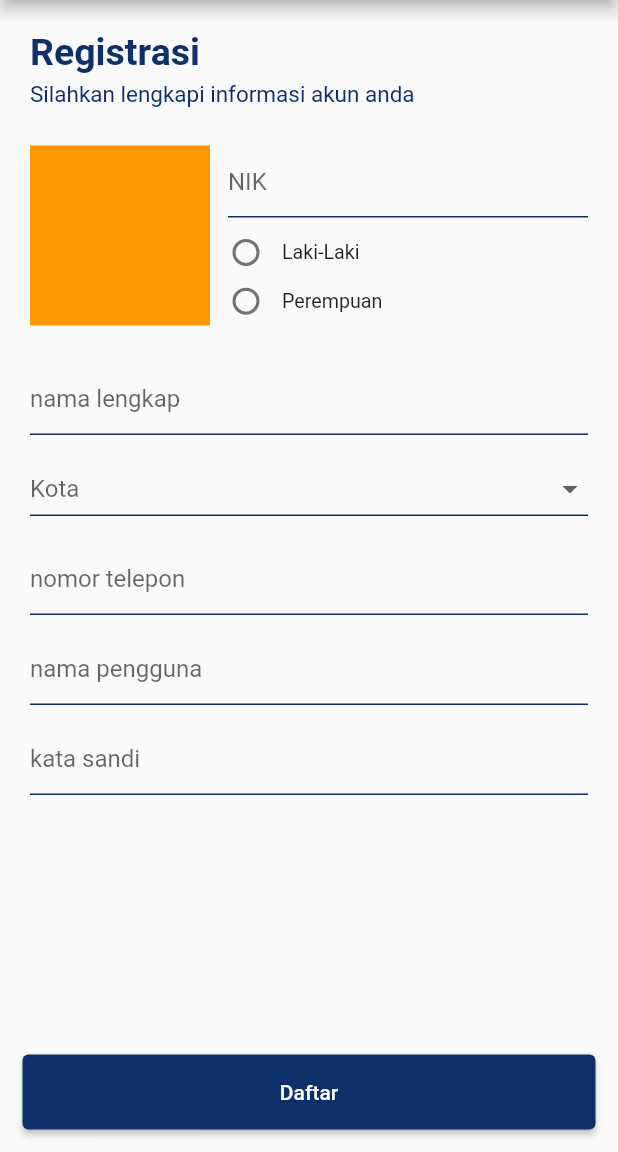
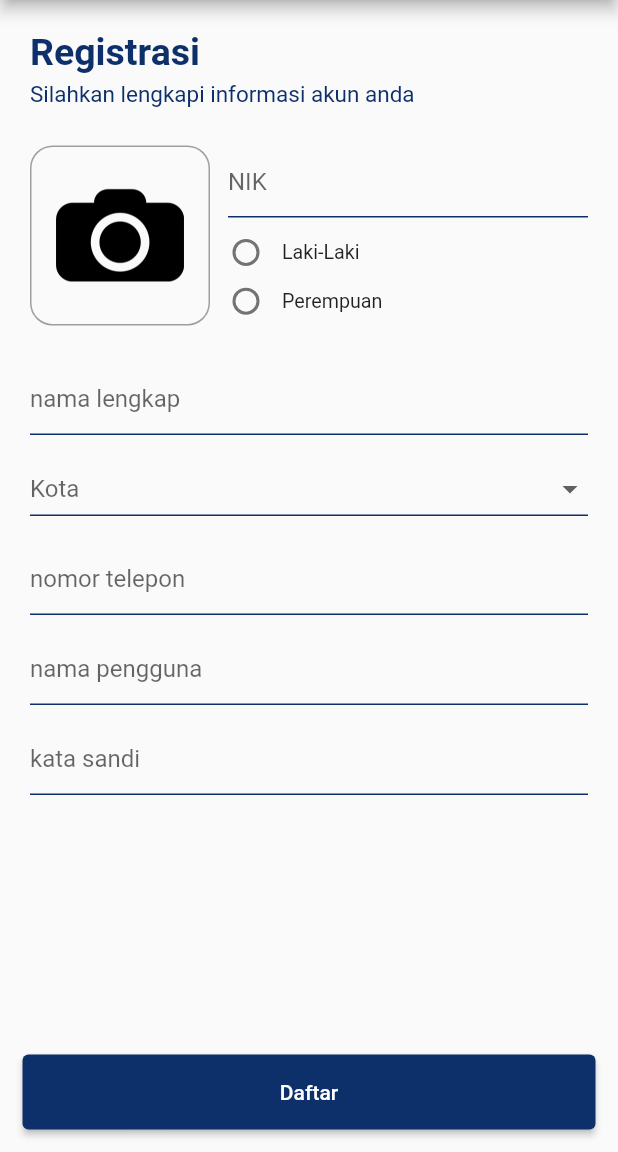
Before and after one commit to nandanghermawan21/module-sufi-smart, a Flutter app: the SignupView screen opened by its route, on a phone screen of 412 x 824 dp, the part 84-1236 px from its top. Run offline on Flutter 3.47's test engine with Material 2 defaults, Android fonts, the phone set to English and light mode, and no system bars; our stand-ins replace cached_network_image, card_swiper, fancy_bottom_navigation, font_awesome_flutter, permission_handler, shared_preferences and 3 more; missing offline and left inert: onesignal_flutter; accounts and stored records are empty; network calls fail; statements that could not run were skipped.

Commit message:
commit tugas

```diff
--- a/lib/view/signup_view.dart
+++ b/lib/view/signup_view.dart
@@ -125,7 +125,20 @@ class _SignupViewState extends State<SignupView> {
     return Container(
       height: 120,
       width: 120,
-      color: Colors.orange,
+      decoration: BoxDecoration(
+        borderRadius: const BorderRadius.all(
+          Radius.circular(15),
+        ),
+        border: Border.all(color: Colors.grey),
+        image: const DecorationImage(
+            image: AssetImage(
+              "assets/icon_camera.png",
+            ),
+            scale: 3,
+            repeat: ImageRepeat.noRepeat,
+            alignment: Alignment.center,
+            fit: BoxFit.none),
+      ),
     );
   }
 
```
Also changed, not shown: assets/icon_camera.png (added).
